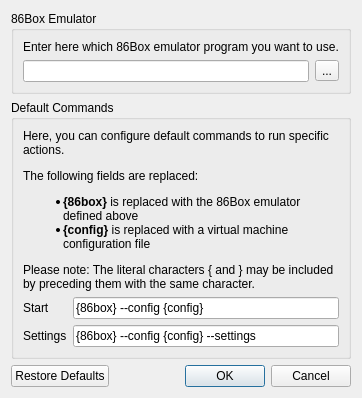
Before: the Qt Designer form src/gui/preferencesdialog.ui in osaukko/86BoxLauncher, drawn with Qt 5.
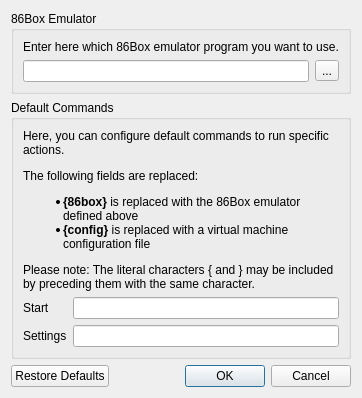
After: the same form once the commit is applied. Icons and pictures are not drawn.

Patch:
```diff
--- a/src/gui/preferencesdialog.ui
+++ b/src/gui/preferencesdialog.ui
@@ -72,11 +72,7 @@
          </widget>
         </item>
         <item row="1" column="1">
-         <widget class="QLineEdit" name="settingsCommandLineEdit">
-          <property name="text">
-           <string>{86box} --config {config} --settings</string>
-          </property>
-         </widget>
+         <widget class="QLineEdit" name="settingsCommandLineEdit"/>
         </item>
         <item row="0" column="0">
          <widget class="QLabel" name="startCommandLabel">
@@ -86,11 +82,7 @@
          </widget>
         </item>
         <item row="0" column="1">
-         <widget class="QLineEdit" name="startCommandLineEdit">
-          <property name="text">
-           <string>{86box} --config {config}</string>
-          </property>
-         </widget>
+         <widget class="QLineEdit" name="startCommandLineEdit"/>
         </item>
        </layout>
       </item>
```
Left out of the diff: 19 changed lines with no effect on the pictures.
